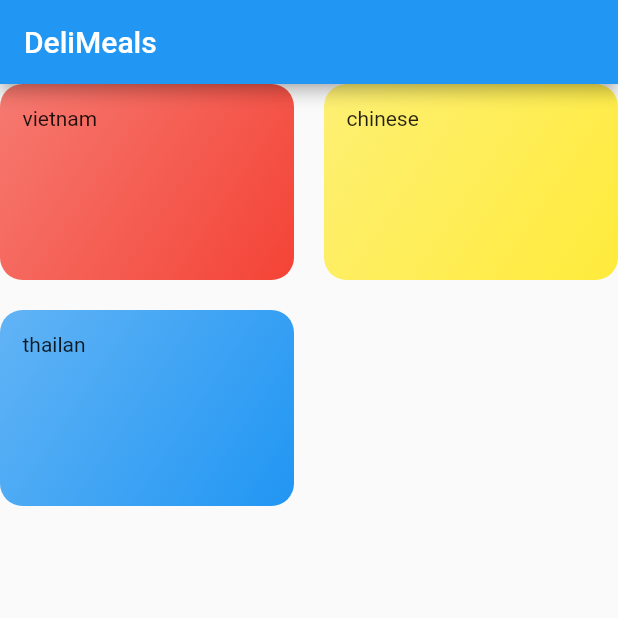
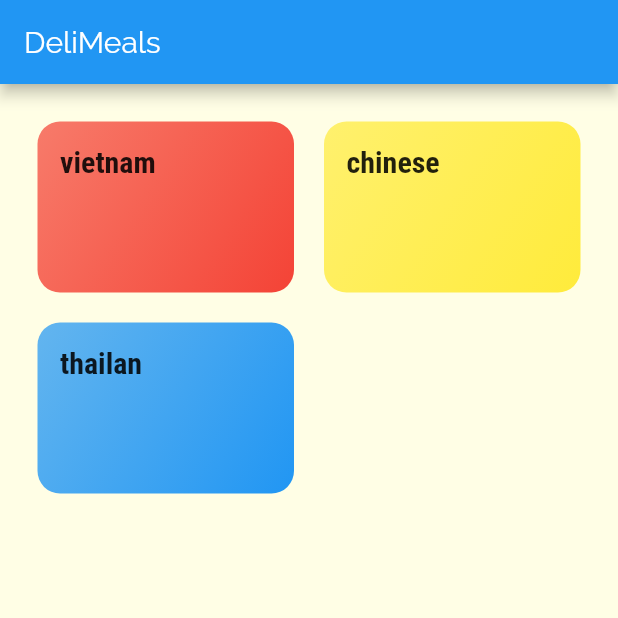
Before and after one commit to hungto228/flutter_app_bloc_demo, a Flutter app: the screen it shows after launch, on a phone screen of 412 x 824 dp, the top half of it. Run offline on Flutter 3.47's test engine with Material 2 defaults, Android fonts, the phone set to English and light mode, and no system bars.

Commit message:
add font family

```diff
--- a/lib/category_Screens.dart
+++ b/lib/category_Screens.dart
@@ -10,6 +10,7 @@ class CategoriesScreen extends StatelessWidget {
         title: Text("DeliMeals"),
       ),
       body: GridView(
+        padding: const EdgeInsets.all(25),
         children: DUMMY_CATEGORIES
             .map(
               (catDate) => CategoryItem(
--- a/lib/category_item.dart
+++ b/lib/category_item.dart
@@ -12,6 +12,7 @@ class CategoryItem extends StatelessWidget {
       padding: const EdgeInsets.all(15),
       child: Text(
         title,
+        style: Theme.of(context).textTheme.title,
       ),
       decoration: BoxDecoration(
         gradient: LinearGradient(colors: [
--- a/lib/main.dart
+++ b/lib/main.dart
@@ -1,3 +1,4 @@
+import 'package:flutter/cupertino.dart';
 import 'package:flutter/material.dart';
 import 'package:flutter_app_bloc_demo/category_Screens.dart';
 
@@ -8,7 +9,22 @@ class MyApp extends StatelessWidget {
   Widget build(BuildContext context) {
     return MaterialApp(
       title: 'Material App',
-      theme: ThemeData(primarySwatch: Colors.blue),
+      theme: ThemeData(
+        primarySwatch: Colors.blue,
+        accentColor: Colors.amber,
+        canvasColor: Color.fromRGBO(255, 254, 229, 1),
+        fontFamily: "Raleway",
+        textTheme: ThemeData.light().textTheme.copyWith(
+              body1: TextStyle(
+                color: Color.fromRGBO(20, 52, 51, 1),
+              ),
+              title: TextStyle(
+                fontSize: 20,
+                fontFamily: "RobotoCondensed",
+                fontWeight: FontWeight.bold,
+              ),
+            ),
+      ),
       home: CategoriesScreen(),
     );
   }
```
Also changed, not shown: pubspec.yaml (+17 -14 lines), assets/fonts/Raleway-Black.ttf (added), assets/fonts/Raleway-Bold.ttf (added), assets/fonts/Raleway-Regular.ttf (added), assets/fonts/RobotoCondensed-Bold.ttf (added), assets/fonts/RobotoCondensed-Italic.ttf (added), assets/fonts/RobotoCondensed-Light.ttf (added), assets/fonts/RobotoCondensed-Regular.ttf (added).
